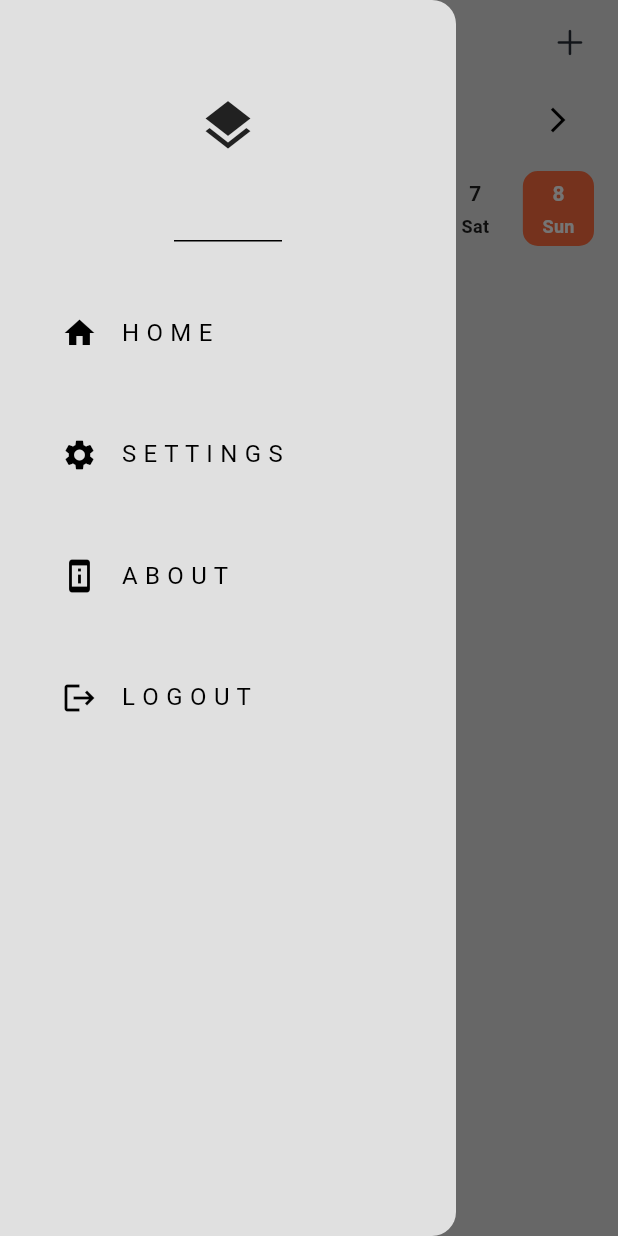
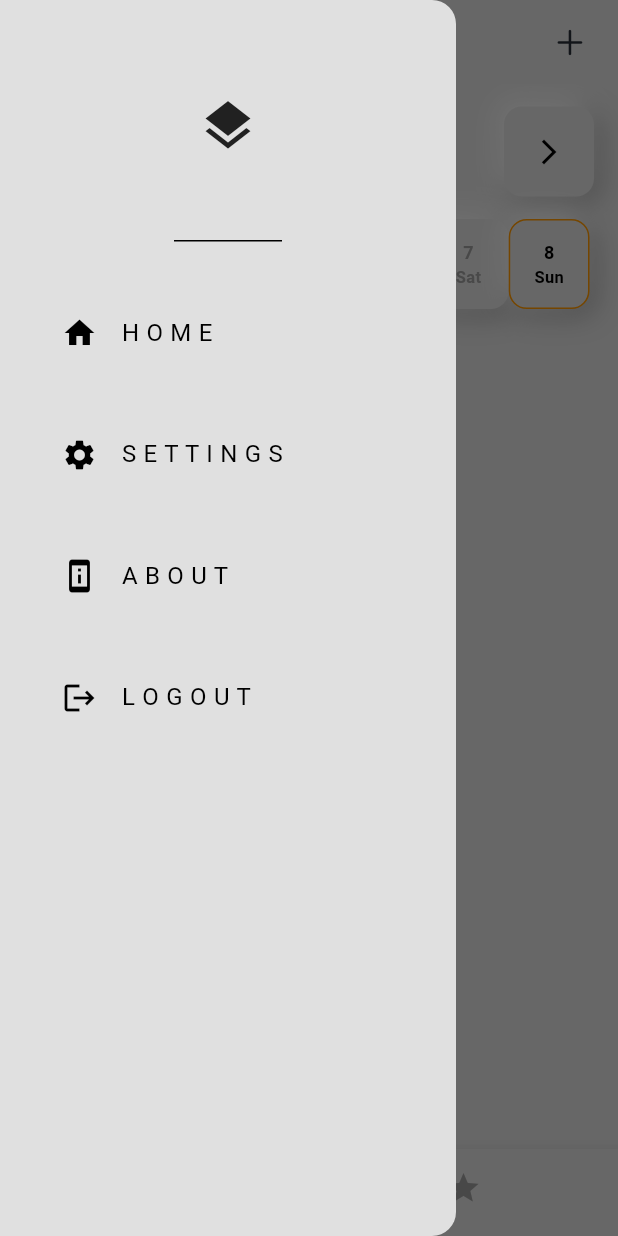
Before and after one commit to masudrana35362/English-Learning, a Flutter app: the screen it shows once a user with an empty profile is signed in, in the side drawer, after a tap on the "arrow back ios" icon, on a phone screen of 412 x 824 dp. Run offline on Flutter 3.47's test engine with Material 3 defaults, Android fonts, the phone set to English and light mode, and no system bars; our stand-ins replace cloud_firestore, firebase_auth, firebase_core, fluttertoast, lottie; accounts and stored records are empty; network calls fail.

Commit message:
add all word

```diff
--- a/lib/helper/widget/neu_box.dart
+++ b/lib/helper/widget/neu_box.dart
@@ -2,7 +2,9 @@ import 'package:flutter/material.dart';
 
 class NeuBox extends StatelessWidget {
   final Widget? child;
-  const NeuBox({super.key,required this.child});
+  final Color? color;
+
+  const NeuBox({super.key, required this.child, this.color});
 
   @override
   Widget build(BuildContext context) {
@@ -10,20 +12,22 @@ class NeuBox extends StatelessWidget {
       decoration: BoxDecoration(
           color: Theme.of(context).colorScheme.background,
           borderRadius: BorderRadius.circular(12),
+          border: color == null ? null: Border.all(
+            color: Colors.orange,
+            width: 1,
+          ),
           boxShadow: [
             BoxShadow(
               color: Colors.grey.shade500,
               blurRadius: 15,
-              offset: const Offset(4,4),
+              offset: const Offset(4, 4),
             ),
             const BoxShadow(
               color: Colors.white,
               blurRadius: 15,
-              offset: Offset(-4,-4),
+              offset: Offset(-4, -4),
             )
-
-          ]
-      ),
+          ]),
       padding: const EdgeInsets.all(12),
       child: child,
     );
--- a/lib/main.dart
+++ b/lib/main.dart
@@ -1,7 +1,7 @@
 import 'package:english_learning/service/dynamic/dynamics_service.dart';
 import 'package:english_learning/themes/default_themes.dart';
-import 'package:english_learning/views/home/home_view.dart';
 import 'package:english_learning/views/login/login_view.dart';
+import 'package:english_learning/views/on_boarding/on_boarding_view.dart';
 import 'package:firebase_auth/firebase_auth.dart';
 import 'package:firebase_core/firebase_core.dart';
 import 'package:flutter/material.dart';
@@ -42,7 +42,7 @@ class MyApp extends StatelessWidget {
                     );
                   }
                   if (snapshot.hasData) {
-                    return const MyHomePage();
+                    return const OnboardingView();
                   }
                   return const LoginView();
                 }),
--- /dev/null
+++ b/lib/view_models/on_boarding_view_model.dart
@@ -0,0 +1,48 @@
+import 'package:english_learning/helper/extension/string_extension.dart';
+import 'package:flutter/material.dart';
+
+
+class OnboardingViewModel {
+  DateTime? currentBackPressTime;
+  ValueNotifier currentIndex = ValueNotifier(0);
+
+  OnboardingViewModel._init();
+
+  static OnboardingViewModel? _instance;
+
+  static OnboardingViewModel get instance {
+    _instance ??= OnboardingViewModel._init();
+    return _instance!;
+  }
+
+  OnboardingViewModel._dispose();
+
+  static bool get dispose {
+    _instance = null;
+    return true;
+  }
+
+  void setNavIndex(int value) {
+    if (value == currentIndex.value) {
+      return;
+    }
+    currentIndex.value = value;
+  }
+
+  Future<bool> willPopFunction() async {
+    if (currentIndex.value != 0) {
+      currentIndex.value = 0;
+      return Future.value(false);
+    }
+
+    DateTime now = DateTime.now();
+    if (currentBackPressTime == null ||
+        now.difference(currentBackPressTime!) > const Duration(seconds: 2)) {
+      currentBackPressTime = now;
+      "Are you sure you want to exit?".showToast();
+      return Future.value(false);
+    }
+    debugPrint("Closing app".toString());
+    return Future.value(true);
+  }
+}
--- a/lib/views/home/home_view.dart
+++ b/lib/views/home/home_view.dart
@@ -1,4 +1,5 @@
 import 'package:cloud_firestore/cloud_firestore.dart';
+import 'package:english_learning/helper/widget/empty_spacer_helper.dart';
 import 'package:english_learning/views/home/widget/edit_word.dart';
 import 'package:english_learning/views/home/widget/my_drawer.dart';
 import 'package:firebase_auth/firebase_auth.dart';
@@ -28,31 +29,8 @@ class _MyHomePageState extends State<MyHomePage> {
   Widget build(BuildContext context) {
     // Format the selected date
     final String formattedDate = DateFormat('dd-MM-yyyy').format(selectedDate);
-
     return Scaffold(
       backgroundColor: Theme.of(context).colorScheme.background,
-      appBar: AppBar(
-        title: const Text('My Words'),
-        actions: [
-          Padding(
-            padding: const EdgeInsets.all(8.0),
-            child: IconButton(
-              onPressed: () {
-                Navigator.push(
-                  context,
-                  MaterialPageRoute(
-                    builder: (context) => const AddNewTask(),
-                  ),
-                );
-              },
-              icon: const Icon(
-                CupertinoIcons.add,
-              ),
-            ),
-          ),
-        ],
-      ),
-      drawer: const MyDrawer(),
       body: SingleChildScrollView(
         child: Column(
           children: [
@@ -63,7 +41,7 @@ class _MyHomePageState extends State<MyHomePage> {
                 });
               },
             ),
-            const SizedBox(height: 10),
+            EmptySpace.emptyHeight(10),
             StreamBuilder<QuerySnapshot>(
               stream: FirebaseFirestore.instance
                   .collection("users")
@@ -84,7 +62,9 @@ class _MyHomePageState extends State<MyHomePage> {
                   return const Center(child: Text('No data here :('));
                 }
 
-                return ListView.builder(
+                return Padding(
+                  padding: const EdgeInsets.symmetric(horizontal: 20),
+                  child: ListView.builder(
                     shrinkWrap: true,
                     physics: const NeverScrollableScrollPhysics(),
                     itemCount: snapshot.data!.docs.length,
@@ -107,6 +87,7 @@ class _MyHomePageState extends State<MyHomePage> {
                         ),
                       );
                     },
+                  ),
                 );
               },
             ),
--- a/lib/views/login/login_view.dart
+++ b/lib/views/login/login_view.dart
@@ -2,12 +2,18 @@ import 'package:english_learning/views/home/home_view.dart';
 import 'package:firebase_auth/firebase_auth.dart';
 import 'package:flutter/material.dart';
 
+import '../../helper/widget/custom_button.dart';
+import '../../helper/widget/empty_spacer_helper.dart';
+import '../../helper/widget/field_label.dart';
+import '../../helper/widget/neu_box.dart';
+import '../../helper/widget/text_field.dart';
 import '../signup/signup_view.dart';
 
 class LoginView extends StatefulWidget {
   static route() => MaterialPageRoute(
         builder: (context) => const LoginView(),
       );
+
   const LoginView({super.key});
 
   @override
@@ -18,6 +24,8 @@ class _LoginPageState extends State<LoginView> {
   final emailController = TextEditingController();
   final passwordController = TextEditingController();
   final formKey = GlobalKey<FormState>();
+  final ValueNotifier obscurePass = ValueNotifier<bool>(true);
+  final ValueNotifier loadingSignIn = ValueNotifier<bool>(false);
 
   @override
   void dispose() {
@@ -27,6 +35,7 @@ class _LoginPageState extends State<LoginView> {
   }
 
   Future<void> loginUserWithEmailAndPassword() async {
+    loadingSignIn.value = true;
     try {
       final userCredential =
           await FirebaseAuth.instance.signInWithEmailAndPassword(
@@ -37,60 +46,64 @@ class _LoginPageState extends State<LoginView> {
       if (userCredential.user == null) {
         return;
       }
-      Navigator.pushAndRemoveUntil(context, MyHomePage.route(), (route) => false);
-
+      Navigator.pushAndRemoveUntil(
+          context, MyHomePage.route(), (route) => false);
     } on FirebaseAuthException catch (e) {
       print(e.message);
     }
+    loadingSignIn.value = false;
   }
-
 
   @override
   Widget build(BuildContext context) {
     return Scaffold(
-      appBar: AppBar(),
+      backgroundColor: Theme.of(context).colorScheme.background,
       body: Padding(
-        padding: const EdgeInsets.all(15.0),
+        padding: const EdgeInsets.all(20),
+        child: Column(
+          mainAxisAlignment: MainAxisAlignment.center,
+          children: [
+            NeuBox(
               child: Form(
                 key: formKey,
                 child: Column(
                   mainAxisAlignment: MainAxisAlignment.center,
                   children: [
-              const Text(
-                'Sign In.',
-                style: TextStyle(
-                  fontSize: 50,
-                  fontWeight: FontWeight.bold,
+                    const FieldLabel(
+                      label: 'S I G N  I N',
+                      fontSize: 22,
                     ),
+                    EmptySpace.emptyHeight(20),
+                    FieldWithLabel(
+                        label: "Email",
+                        hintText: "Enter your email",
+                        controller: emailController),
+                    PassFieldWithLabel(
+                      label: "Password",
+                      hintText: "Enter your password",
+                      valueListenable: obscurePass,
+                      keyboardType: TextInputType.visiblePassword,
+                      textInputAction: TextInputAction.done,
+                      controller: passwordController,
+                      svgPrefix: Icons.lock,
+                      onFieldSubmitted: (value) {},
                     ),
-              const SizedBox(height: 30),
-              TextFormField(
-                controller: emailController,
-                decoration: const InputDecoration(
-                  hintText: 'Email',
-                ),
-              ),
-              const SizedBox(height: 15),
-              TextFormField(
-                controller: passwordController,
-                decoration: const InputDecoration(
-                  hintText: 'Password',
-                ),
-                obscureText: true,
-              ),
-              const SizedBox(height: 20),
-              ElevatedButton(
+                    EmptySpace.emptyHeight(20),
+                    ValueListenableBuilder(
+                      valueListenable: loadingSignIn,
+                      builder: (context, value, child) => SizedBox(
+                        width: double.infinity,
+                        height: 50,
+                        child: CustomButton(
                           onPressed: () async {
                             await loginUserWithEmailAndPassword();
                           },
-                child: const Text(
-                  'SIGN IN',
-                  style: TextStyle(
-                    fontSize: 16,
+                          btText: 'S I G N  I N',
+                          isLoading: value,
                         ),
                       ),
                     ),
-              const SizedBox(height: 20),
+                    EmptySpace.emptyHeight(20),
                     GestureDetector(
                       onTap: () {
                         Navigator.push(context, SignupView.route());
@@ -98,12 +111,20 @@ class _LoginPageState extends State<LoginView> {
                       child: RichText(
                         text: TextSpan(
                           text: 'Don\'t have an account? ',
-                    style: Theme.of(context).textTheme.titleMedium,
+                          style: Theme.of(context)
+                              .textTheme
+                              .titleMedium
+                              ?.copyWith(
+                                color: Theme.of(context).colorScheme.primary,
+                              ),
                           children: [
                             TextSpan(
                               text: 'Sign Up',
-                        style:
-                        Theme.of(context).textTheme.titleMedium?.copyWith(
+                              style: Theme.of(context)
+                                  .textTheme
+                                  .titleMedium
+                                  ?.copyWith(
+                                    color: Colors.blue,
                                     fontWeight: FontWeight.bold,
                                   ),
                             ),
@@ -115,6 +136,9 @@ class _LoginPageState extends State<LoginView> {
                 ),
               ),
             ),
+          ],
+        ),
+      ),
     );
   }
 }
--- /dev/null
+++ b/lib/views/on_boarding/on_boarding_view.dart
@@ -0,0 +1,66 @@
+import 'package:english_learning/views/all_word/all_word_view.dart';
+import 'package:english_learning/views/on_boarding/widget/on_boarding_nav_bar.dart';
+import 'package:flutter/cupertino.dart';
+import 'package:flutter/material.dart';
+
+import '../../view_models/on_boarding_view_model.dart';
+import '../add_new.dart';
+import '../home/home_view.dart';
+import '../home/widget/my_drawer.dart';
+
+class OnboardingView extends StatelessWidget {
+  static const routeName = "landing";
+
+  const OnboardingView({super.key});
+
+  @override
+  Widget build(BuildContext context) {
+    final ov = OnboardingViewModel.instance;
+    final widgets = [
+      const MyHomePage(),
+      const AllWordView(),
+    ];
+
+    final appBars = [
+      const Text('H O M E'),
+      const Text('M Y  W O R D S'),
+    ];
+
+    return WillPopScope(
+      onWillPop: ov.willPopFunction,
+      child: Scaffold(
+        appBar: AppBar(
+          title: ValueListenableBuilder(
+            valueListenable: ov.currentIndex,
+            builder: (context, value, child) => appBars[value],
+          ),
+          actions: [
+            Padding(
+              padding: const EdgeInsets.all(8.0),
+              child: IconButton(
+                onPressed: () {
+                  Navigator.push(
+                    context,
+                    MaterialPageRoute(
+                      builder: (context) => const AddNewTask(),
+                    ),
+                  );
+                },
+                icon: const Icon(
+                  CupertinoIcons.add,
+                ),
+              ),
+            ),
+          ],
+        ),
+        backgroundColor: Theme.of(context).colorScheme.background,
+        drawer: const MyDrawer(),
+        body: ValueListenableBuilder(
+          valueListenable: ov.currentIndex,
+          builder: (context, value, child) => widgets[value],
+        ),
+        bottomNavigationBar: const OnboardingNavBar(),
+      ),
+    );
+  }
+}
--- /dev/null
+++ b/lib/views/on_boarding/widget/on_boarding_nav_bar.dart
@@ -0,0 +1,42 @@
+import 'package:english_learning/helper/extension/context_extension.dart';
+import 'package:flutter/material.dart';
+
+import '../../../view_models/on_boarding_view_model.dart';
+
+class OnboardingNavBar extends StatelessWidget {
+  const OnboardingNavBar({super.key});
+
+  @override
+  Widget build(BuildContext context) {
+    final ov = OnboardingViewModel.instance;
+    return ValueListenableBuilder(
+      valueListenable: ov.currentIndex,
+      builder: (context, value, child) => BottomNavigationBar(
+        type: BottomNavigationBarType.fixed,
+        backgroundColor: Theme.of(context).colorScheme.background,
+        selectedItemColor: context.dProvider.primaryColor,
+        selectedIconTheme: IconThemeData(color: context.dProvider.primaryColor),
+        showUnselectedLabels: false,
+        showSelectedLabels: false,
+        currentIndex: value,
+        onTap: (value) async {
+          ov.setNavIndex(value);
+        },
+        items: items,
+      ),
+    );
+  }
+
+  List<BottomNavigationBarItem> get items => [
+        bottomNavBarItem("Home", Icons.home, Icons.home),
+        bottomNavBarItem("All Words", Icons.star, Icons.star),
+      ];
+
+  BottomNavigationBarItem bottomNavBarItem(
+      String label, IconData iconNormal, IconData iconFilled) {
+    return BottomNavigationBarItem(
+        activeIcon: Icon(iconFilled, color: Colors.blue),
+        icon: Icon(iconFilled, color: Colors.grey),
+        label: label);
+  }
+}
--- a/lib/views/signup/signup_view.dart
+++ b/lib/views/signup/signup_view.dart
@@ -104,7 +104,7 @@ class _SignUpPageState extends State<SignupView> {
                       label: 'S I G N  U P',
                       fontSize: 22,
                     ),
-                    const SizedBox(height: 10),
+                    EmptySpace.emptyHeight(20),
                     FieldWithLabel(
                         label: "Name",
                         hintText: "Enter your name",
--- a/lib/views/widget/date_selector.dart
+++ b/lib/views/widget/date_selector.dart
@@ -1,5 +1,7 @@
 import 'dart:developer';
 
+import 'package:english_learning/helper/widget/field_label.dart';
+import 'package:english_learning/helper/widget/neu_box.dart';
 import 'package:flutter/material.dart';
 import 'package:intl/intl.dart';
 
@@ -29,15 +31,18 @@ class _DateSelectorState extends State<DateSelector> {
     String monthName = DateFormat('MMMM').format(weekDates.first);
 
     return Column(
+      mainAxisSize: MainAxisSize.min,
       children: [
-        Padding(
-          padding: const EdgeInsets.symmetric(horizontal: 16.0).copyWith(
-            bottom: 10.0,
-          ),
+        Container(
+          padding: const EdgeInsets.symmetric(horizontal: 16.0, vertical: 15),
           child: Row(
             mainAxisAlignment: MainAxisAlignment.spaceBetween,
             children: [
-              IconButton(
+              SizedBox(
+                width: 60,
+                height: 60,
+                child: NeuBox(
+                  child: IconButton(
                     icon: const Icon(Icons.arrow_back_ios, size: 20),
                     onPressed: () {
                       setState(() {
@@ -45,14 +50,14 @@ class _DateSelectorState extends State<DateSelector> {
                       });
                     },
                   ),
-              Text(
-                monthName,
-                style: const TextStyle(
-                  fontSize: 18,
-                  fontWeight: FontWeight.bold,
                 ),
               ),
-              IconButton(
+              FieldLabel(label: monthName),
+              SizedBox(
+                width: 60,
+                height: 60,
+                child: NeuBox(
+                  child: IconButton(
                     icon: const Icon(Icons.arrow_forward_ios, size: 20),
                     onPressed: () {
                       setState(() {
@@ -60,13 +65,15 @@ class _DateSelectorState extends State<DateSelector> {
                       });
                     },
                   ),
+                ),
+              ),
             ],
           ),
         ),
-        Padding(
+        Container(
           padding: const EdgeInsets.symmetric(horizontal: 16.0),
           child: SizedBox(
-            height: 50,
+            height: 60,
             child: ListView.builder(
               scrollDirection: Axis.horizontal,
               itemCount: weekDates.length,
@@ -77,7 +84,10 @@ class _DateSelectorState extends State<DateSelector> {
                     selectedDate.month == date.month &&
                     selectedDate.year == date.year;
 
-                return GestureDetector(
+                return SizedBox(
+                  width: (MediaQuery.of(context).size.width - 35) / 7,
+                  height: 60,
+                  child: GestureDetector(
                     onTap: () {
                       setState(() {
                         selectedDate = date;
@@ -85,43 +95,31 @@ class _DateSelectorState extends State<DateSelector> {
                       widget.onDateSelected(date); // Call the callback
                       log('Selected date: $selectedDate');
                     },
-                  child: Container(
-                    width: (MediaQuery.of(context).size.width - 80) / 7,
-                    margin: const EdgeInsets.only(right: 8), // Space between items
-                    decoration: BoxDecoration(
-                      color: isSelected
-                          ? Colors.deepOrangeAccent
-                          : Colors.transparent,
-                      borderRadius: BorderRadius.circular(10),
-                      border: Border.all(
-                        color: isSelected
-                            ? Colors.deepOrangeAccent
-                            : Colors.grey.shade300,
-                        width: 2,
-                      ),
-                    ),
+                    child: NeuBox(
+                      color: isSelected ? Colors.deepOrangeAccent : null,
                       child: Column(
                         mainAxisAlignment: MainAxisAlignment.center,
+                        mainAxisSize: MainAxisSize.min,
                         children: [
                           Text(
                             DateFormat('d').format(date), // Day of the month
                             style: TextStyle(
-                            color: isSelected ? Colors.white : Colors.black87,
-                            fontSize: 14,
+                              color: isSelected ? Colors.black : Colors.grey,
+                              fontSize: 12,
                               fontWeight: FontWeight.bold,
                             ),
                           ),
-                        const SizedBox(height: 3),
                           Text(
                             DateFormat('E') // Short weekday (Mon, Tue, etc.)
                                 .format(date),
                             style: TextStyle(
-                            color: isSelected ? Colors.white : Colors.black87,
-                            fontSize: 12,
+                              color: isSelected ? Colors.black : Colors.grey,
+                              fontSize: 11,
                               fontWeight: FontWeight.bold,
                             ),
                           ),
                         ],
+                      ),
                     ),
                   ),
                 );
--- a/pubspec.yaml
+++ b/pubspec.yaml
@@ -42,6 +42,7 @@ dependencies:
   uuid: ^4.5.1
   provider: ^6.1.2
   lottie: ^3.1.3
+  fluttertoast: ^8.2.8
 
 dev_dependencies:
   flutter_test:
```
Also changed, not shown: lib/helper/extension/string_extension.dart (added, +56 -0 lines), lib/helper/widget/alerts.dart (added, +111 -0 lines), lib/views/all_word/all_word_view.dart (added, +71 -0 lines), lib/views/home/widget/my_drawer.dart (+9 -0 lines), lib/views/widget/task_card.dart (+4 -9 lines), pubspec.lock. Lines whose indentation alone changed are shown as unchanged.
